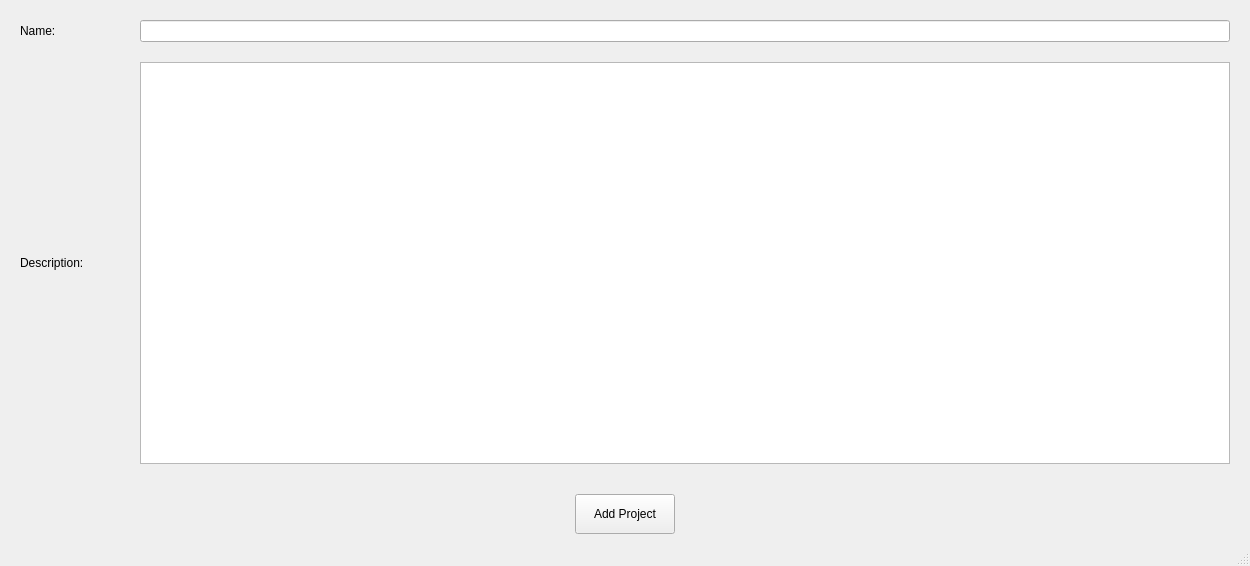
Before: the Qt Designer form ProjectManager/UiWindows/AddNewProjectWindow.ui in hamkj008/ProjectManager, drawn with Qt 5.
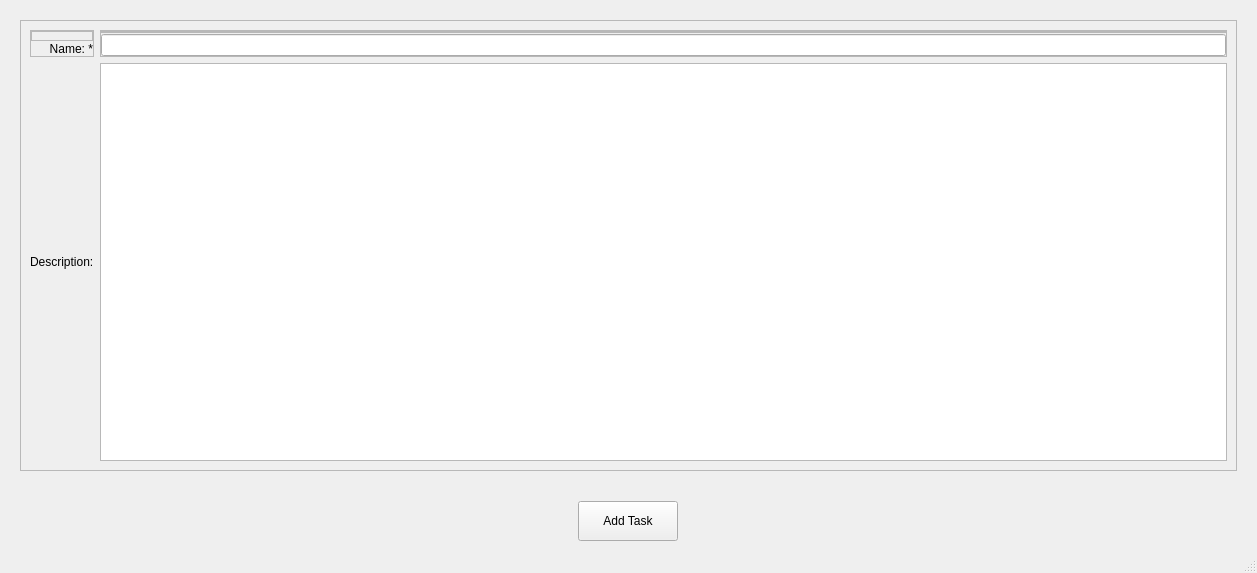
After: the same form once the commit is applied.

Commit message: Refactored code base according to new standards, combined addNew views, cleared layouts properly, changed editing approach

The edit to the form file:
```diff
--- a/ProjectManager/UiWindows/AddNewProjectWindow.ui
+++ b/ProjectManager/UiWindows/AddNewProjectWindow.ui
@@ -6,8 +6,8 @@
    <rect>
     <x>0</x>
     <y>0</y>
-    <width>1250</width>
-    <height>566</height>
+    <width>1257</width>
+    <height>573</height>
    </rect>
   </property>
   <property name="windowTitle">
@@ -31,82 +31,144 @@
      <number>0</number>
     </property>
     <item>
-     <layout class="QVBoxLayout" name="ProjectLayoutVBox">
-      <property name="spacing">
-       <number>20</number>
+     <widget class="QFrame" name="GridFrame">
+      <property name="frameShape">
+       <enum>QFrame::StyledPanel</enum>
       </property>
-      <item>
-       <layout class="QHBoxLayout" name="ProjectNameHBox">
-        <property name="spacing">
-         <number>20</number>
-        </property>
-        <item>
-         <widget class="QLabel" name="ProjectNameLabel">
-          <property name="sizePolicy">
-           <sizepolicy hsizetype="Preferred" vsizetype="Preferred">
-            <horstretch>0</horstretch>
-            <verstretch>0</verstretch>
-           </sizepolicy>
+      <property name="frameShadow">
+       <enum>QFrame::Raised</enum>
+      </property>
+      <layout class="QGridLayout" name="gridLayout_2">
+       <item row="1" column="0">
+        <widget class="QLabel" name="DescriptionLabel">
+         <property name="text">
+          <string>Description:</string>
+         </property>
+        </widget>
+       </item>
+       <item row="0" column="0">
+        <widget class="QFrame" name="NameLabelFrame">
+         <property name="frameShape">
+          <enum>QFrame::StyledPanel</enum>
+         </property>
+         <property name="frameShadow">
+          <enum>QFrame::Raised</enum>
+         </property>
+         <layout class="QVBoxLayout" name="verticalLayout_28">
+          <property name="spacing">
+           <number>1</number>
           </property>
-          <property name="minimumSize">
-           <size>
-            <width>100</width>
-            <height>0</height>
-           </size>
+          <property name="leftMargin">
+           <number>0</number>
           </property>
-          <property name="text">
-           <string>Name: </string>
+          <property name="topMargin">
+           <number>0</number>
           </property>
-         </widget>
-        </item>
-        <item>
-         <widget class="QLineEdit" name="ProjectNameInputField">
-          <property name="sizePolicy">
-           <sizepolicy hsizetype="Expanding" vsizetype="Preferred">
-            <horstretch>0</horstretch>
-            <verstretch>0</verstretch>
-           </sizepolicy>
+          <property name="rightMargin">
+           <number>0</number>
           </property>
-         </widget>
-        </item>
-       </layout>
-      </item>
-      <item>
-       <layout class="QHBoxLayout" name="ProjectDescriptionHBox">
-        <property name="spacing">
-         <number>20</number>
-        </property>
-        <item>
-         <widget class="QLabel" name="ProjectDescriptionLabel">
-          <property name="sizePolicy">
-           <sizepolicy hsizetype="Preferred" vsizetype="Preferred">
-            <horstretch>0</horstretch>
-            <verstretch>0</verstretch>
-           </sizepolicy>
+          <property name="bottomMargin">
+           <number>0</number>
           </property>
-          <property name="minimumSize">
-           <size>
-            <width>100</width>
-            <height>0</height>
-           </size>
+          <item>
+           <widget class="QFrame" name="NameLabelErrorFrame">
+            <property name="frameShape">
+             <enum>QFrame::StyledPanel</enum>
+            </property>
+            <property name="frameShadow">
+             <enum>QFrame::Raised</enum>
+            </property>
+            <layout class="QHBoxLayout" name="horizontalLayout_40">
+             <property name="leftMargin">
+              <number>0</number>
+             </property>
+             <property name="topMargin">
+              <number>0</number>
+             </property>
+             <property name="rightMargin">
+              <number>0</number>
+             </property>
+             <property name="bottomMargin">
+              <number>0</number>
+             </property>
+            </layout>
+           </widget>
+          </item>
+          <item>
+           <widget class="QLabel" name="NameLabel">
+            <property name="toolTip">
+             <string extracomment="Either first and last name, or company name is required"/>
+            </property>
+            <property name="text">
+             <string>Name: *</string>
+            </property>
+            <property name="alignment">
+             <set>Qt::AlignRight|Qt::AlignTrailing|Qt::AlignVCenter</set>
+            </property>
+           </widget>
+          </item>
+         </layout>
+        </widget>
+       </item>
+       <item row="0" column="2">
+        <widget class="QFrame" name="NameInputFrame">
+         <property name="frameShape">
+          <enum>QFrame::StyledPanel</enum>
+         </property>
+         <property name="frameShadow">
+          <enum>QFrame::Raised</enum>
+         </property>
+         <layout class="QVBoxLayout" name="verticalLayout_29">
+          <property name="spacing">
+           <number>1</number>
           </property>
-          <property name="baseSize">
-           <size>
-            <width>100</width>
-            <height>0</height>
-           </size>
+          <property name="leftMargin">
+           <number>0</number>
           </property>
-          <property name="text">
-           <string>Description:</string>
+          <property name="topMargin">
+           <number>0</number>
           </property>
-         </widget>
-        </item>
-        <item>
-         <widget class="QTextEdit" name="ProjectDescriptionTextEdit"/>
-        </item>
-       </layout>
-      </item>
-     </layout>
+          <property name="rightMargin">
+           <number>0</number>
+          </property>
+          <property name="bottomMargin">
+           <number>0</number>
+          </property>
+          <item>
+           <widget class="QFrame" name="NameInputErrorFrame">
+            <property name="frameShape">
+             <enum>QFrame::StyledPanel</enum>
+            </property>
+            <property name="frameShadow">
+             <enum>QFrame::Raised</enum>
+            </property>
+            <layout class="QHBoxLayout" name="horizontalLayout_41">
+             <property name="leftMargin">
+              <number>0</number>
+             </property>
+             <property name="topMargin">
+              <number>0</number>
+             </property>
+             <property name="rightMargin">
+              <number>0</number>
+             </property>
+             <property name="bottomMargin">
+              <number>0</number>
+             </property>
+            </layout>
+           </widget>
+          </item>
+          <item>
+           <widget class="QLineEdit" name="NameInput"/>
+          </item>
+         </layout>
+        </widget>
+       </item>
+       <item row="1" column="2">
+        <widget class="QTextEdit" name="DescriptionTextEdit"/>
+       </item>
+      </layout>
+     </widget>
     </item>
     <item>
      <layout class="QHBoxLayout" name="AddNewProjectBtnLayout">
@@ -137,7 +199,7 @@
          </size>
         </property>
         <property name="text">
-         <string>Add Project</string>
+         <string>Add Task</string>
         </property>
        </widget>
       </item>
```
Left out of the diff: 8 changed lines with no effect on the pictures. The commit also changes 102 other files.
